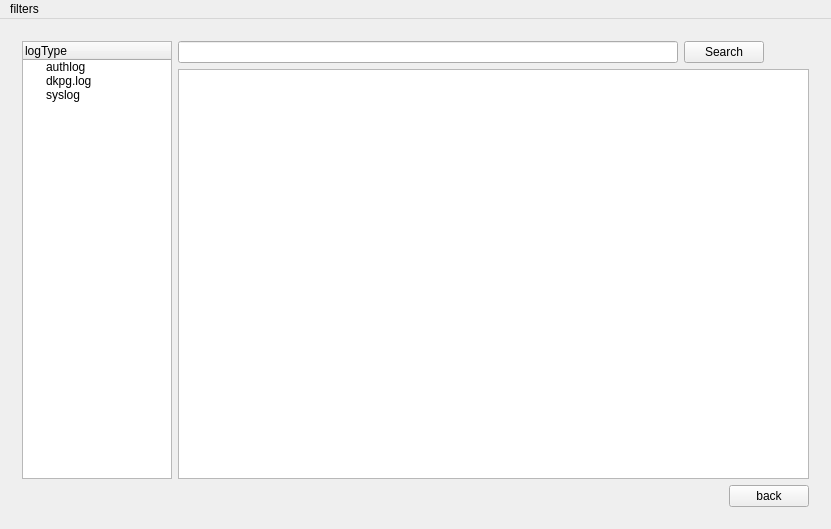
Old version of the form SupportMulticlientsTcpserver/mainwindow.ui in the repository TKthink/biubiubiu-.
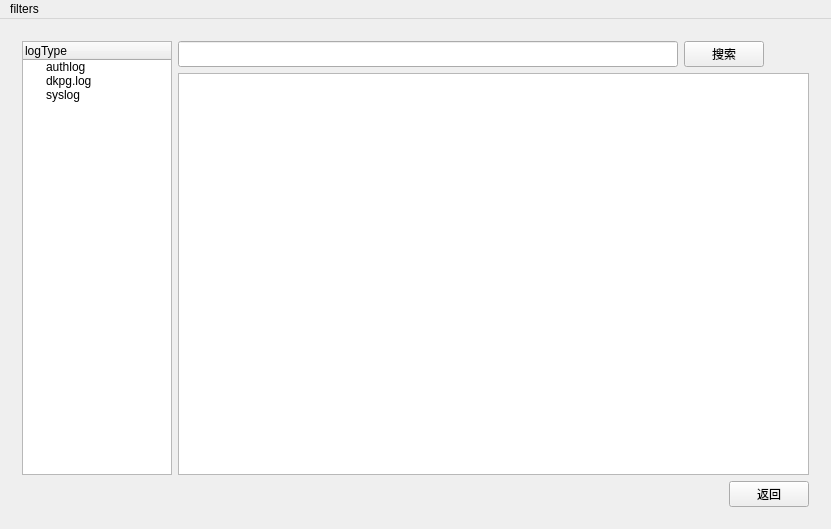
New version of the form. The open tabs and pages were chosen to show the change.

What changed in the file:
```diff
--- a/SupportMulticlientsTcpserver/mainwindow.ui
+++ b/SupportMulticlientsTcpserver/mainwindow.ui
@@ -200,7 +200,7 @@
                  </size>
                 </property>
                 <property name="text">
-                 <string>Search</string>
+                 <string>搜索</string>
                 </property>
                </widget>
               </item>
@@ -260,7 +260,7 @@
           <item>
            <widget class="QPushButton" name="back">
             <property name="text">
-             <string>back</string>
+             <string>返回</string>
             </property>
            </widget>
           </item>
```
Left out of the diff: 2 changed lines with no effect on the pictures.
